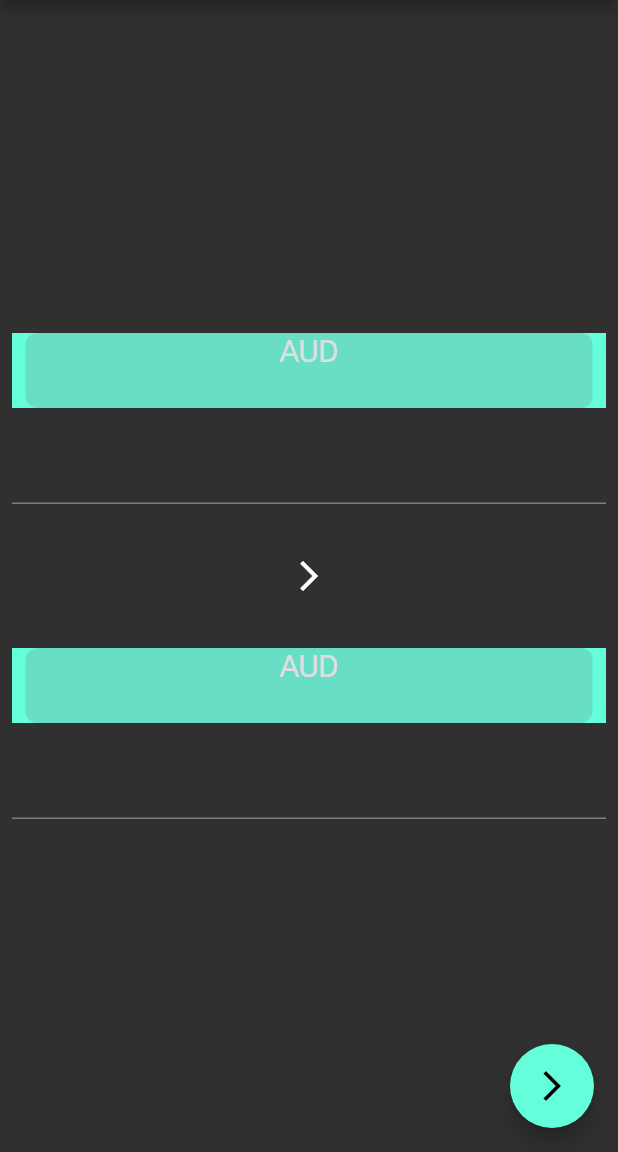
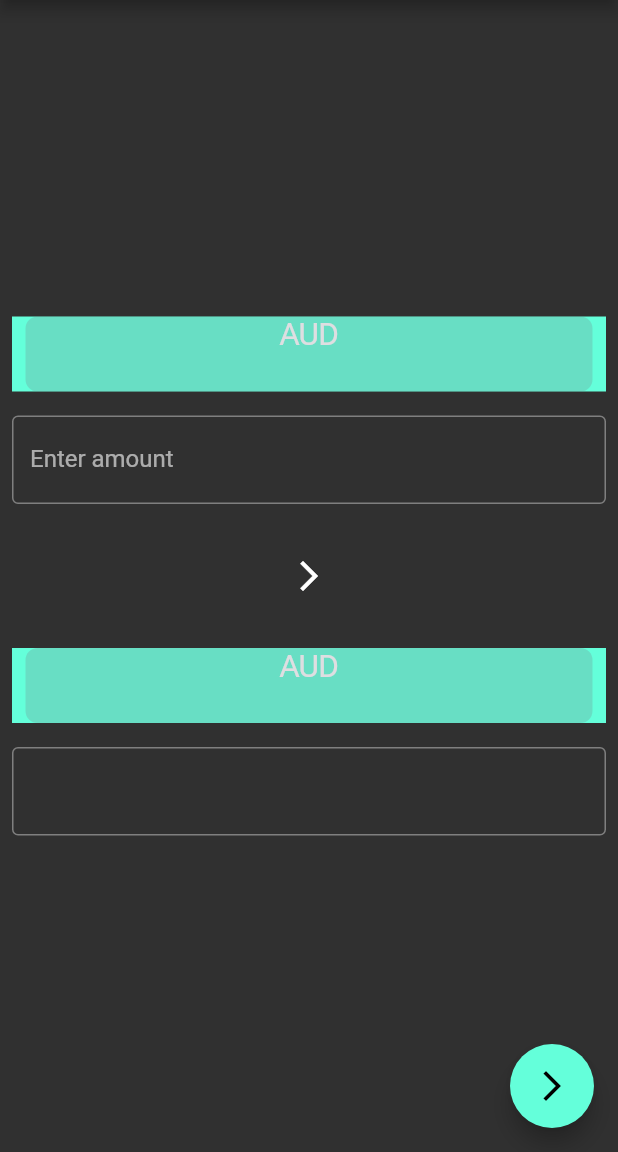
Before and after one commit to 1805ayush/Currency-Converter, a Flutter app: the screen it shows after launch, after a tap on the "arrow forward ios" icon, on a phone screen of 412 x 824 dp, the part 84-1236 px from its top. Run offline on Flutter 3.47's test engine with Material 2 defaults, Android fonts, the phone set to English and light mode, and no system bars; missing offline and left inert: dart:ffi; network calls fail.

```diff
--- a/lib/Components/reusable_card.dart
+++ b/lib/Components/reusable_card.dart
@@ -3,8 +3,12 @@ import 'package:currency_converter/Components/currency_picker.dart';
 
 class ReusableCard extends StatelessWidget{
   ReusableCard(
+      this.labelText,
+      this.valueAmount
+      );
 
-      );
+  String labelText;
+  String valueAmount;
   @override
   Widget build(BuildContext context) {
 
@@ -21,7 +25,13 @@ class ReusableCard extends StatelessWidget{
             Padding(
                 padding:  const EdgeInsets.all(8.0),
                 child: TextField(
-
+                  decoration: InputDecoration(
+                    border: OutlineInputBorder(),
+                    labelText: '$labelText',
+                  ),
+                  onChanged: (value){
+                    value=valueAmount;
+                  },
                 ),
             )
           ],
--- a/lib/converter.dart
+++ b/lib/converter.dart
@@ -13,6 +13,7 @@ class Converter{
   Future convertCurrency(fromCurrency,toCurrency,amount) async{
 
     String requestURL="$baseURL$apiKey/pair/$fromCurrency/$toCurrency/$amount";
+    print(amount);
 
     http.Response response= await http.get(requestURL);
     if(response.statusCode==200){
--- a/lib/home_screen.dart
+++ b/lib/home_screen.dart
@@ -1,3 +1,5 @@
+import 'dart:ffi';
+
 import 'package:flutter/material.dart';
 import 'package:currency_converter/Components/currency_picker.dart';
 import 'package:currency_converter/Components/reusable_card.dart';
@@ -14,6 +16,7 @@ class MyHomePage extends StatefulWidget {
 
 class _MyHomePageState extends State<MyHomePage> {
   int _counter = 0;
+  String amount='1';
   Converter con = new Converter();
 
 
@@ -25,6 +28,7 @@ class _MyHomePageState extends State<MyHomePage> {
 
   @override
   Widget build(BuildContext context) {
+    ReusableCard rc1 = new ReusableCard('Enter amount',amount);
     return Scaffold(
       appBar: AppBar(
         title: Text('Currency Converter'),
@@ -33,19 +37,22 @@ class _MyHomePageState extends State<MyHomePage> {
         child: Column(
           mainAxisAlignment: MainAxisAlignment.center,
           children: <Widget>[
-           ReusableCard(),
+            rc1.build(context),
             Padding(
               padding: const EdgeInsets.all(16.0),
               child: FlatButton(
                 onPressed:() async{
-                 await con.convertCurrency('INR','USD','10');
+                 await con.convertCurrency('INR','USD',rc1.valueAmount);
                 },
                 child: Icon(
                     Icons.arrow_forward_ios_outlined
                 ),
               ),
             ),
-            ReusableCard()
+            ReusableCard(
+              '',
+              null,
+            )
           ],
 
         ),
```
